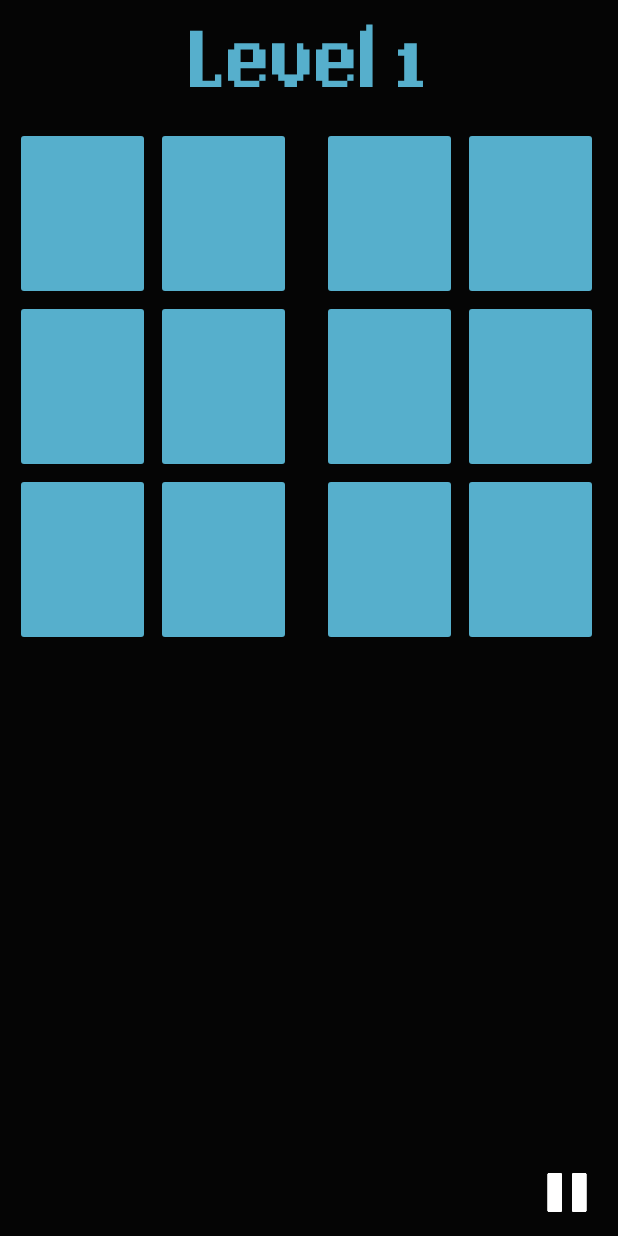
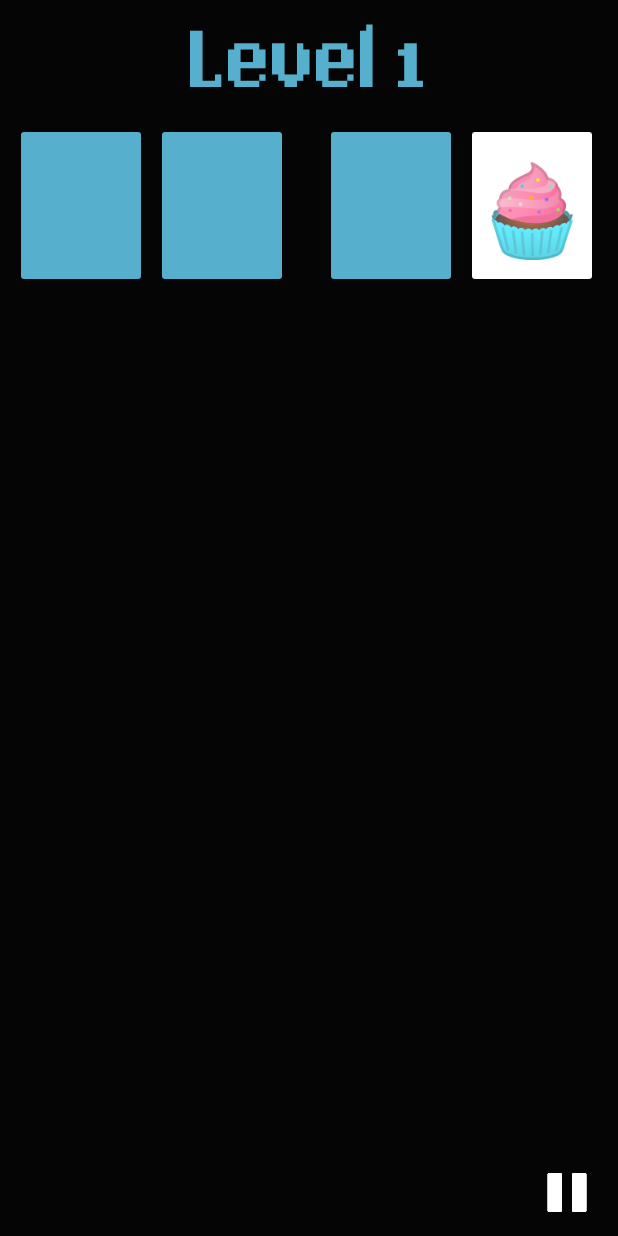
Before and after one commit to akimovve/Concentration_Game, an Android app: the GamePlayActivity screen opened directly, with no data from a screen before it, on a phone screen of 412 x 824 dp. Run offline under Robolectric (Android 15) with nearby library versions, the phone set to English and light mode, and no system bars; Roboto replaces fonts that are not available here.

Commit message:
Thursday 6th
New line of cards every next level

```diff
--- a/app/src/main/java/com/example/concentration/Card.java
+++ b/app/src/main/java/com/example/concentration/Card.java
@@ -13,6 +13,7 @@ class Card {
 
     private static int getUniqueIdentifier() {
         identifierFactory += 1;
+        System.out.println(identifierFactory);
         return identifierFactory;
     }
 }
--- a/app/src/main/java/com/example/concentration/Concentration.java
+++ b/app/src/main/java/com/example/concentration/Concentration.java
@@ -34,6 +34,11 @@ class Concentration {
                 indexOfOneAndOnlyFaceUpCard = -1;
             } else {
                 for (Card value : cards) value.isFaceUp = false;
+                /*for (int i = 0; i < index; i++) {
+                    cards.get(i).isFaceUp = false;
+                }
+
+                 */
                 cards.get(index).isFaceUp = true;
                 indexOfOneAndOnlyFaceUpCard = index;
             }
--- a/app/src/main/java/com/example/concentration/GamePlayActivity.java
+++ b/app/src/main/java/com/example/concentration/GamePlayActivity.java
@@ -25,18 +25,19 @@ import java.util.Map;
 
 public class GamePlayActivity extends AppCompatActivity {
 
-    final int numberOfCards = 12;
+    int numberOfButtons = 0;
+    final int maxLevel = 5;
     int flipCount = 0;
-    int maxLevel = 5;
-
-    Constants constants = new Constants();
+    final int convertIdToIndex = 2131296294;
     int connect = 0;
     boolean flag = true;
 
+    Constants constants = new Constants();
+    OnClickListener onButtonsClick;
+    Concentration game;
 
-    Concentration game = new Concentration((numberOfCards + 1) / 2);
     private TextView flipsCountView, levelTextView;
-    private Button button01, button02, button03, button04, button05, button06, button07, button08, button09, button10, button11, button12, button13, button14, button15, button16;
+    ArrayList<Button> buttons = new ArrayList<>();
 
     @SuppressLint("SetTextI18n")
     @Override
@@ -50,33 +51,37 @@ public class GamePlayActivity extends AppCompatActivity {
             flag = bundle.getBoolean("levelUp");
         }
 
+        final int levelNumber = Constants.getLevelNumber(flag);
+        numberOfButtons = Constants.getNumberOFButtons(flag);
+
+        game = new Concentration((numberOfButtons + 1) / 2);
 
         flipsCountView = findViewById(R.id.flipsCountView);
         levelTextView  = findViewById(R.id.levelTextView);
         Button settingsButton = findViewById(R.id.settingsButton);
-        button01 = findViewById(R.id.button_01);
-        button02 = findViewById(R.id.button_02);
-        button03 = findViewById(R.id.button_03);
-        button04 = findViewById(R.id.button_04);
-        button05 = findViewById(R.id.button_05);
-        button06 = findViewById(R.id.button_06);
-        button07 = findViewById(R.id.button_07);
-        button08 = findViewById(R.id.button_08);
-        button09 = findViewById(R.id.button_09);
-        button10 = findViewById(R.id.button_10);
-        button11 = findViewById(R.id.button_11);
-        button12 = findViewById(R.id.button_12);
-        /*button13 = findViewById(R.id.button13);
-        button14 = findViewById(R.id.button14);
-        button15 = findViewById(R.id.button15);
-        button16 = findViewById(R.id.button16);
 
-         */
-        final int levelNumber = Constants.getLevelNumber(flag);
+        buttons.add((Button)findViewById(R.id.button_00));
+        buttons.add((Button)findViewById(R.id.button_01));
+        buttons.add((Button)findViewById(R.id.button_02));
+        buttons.add((Button)findViewById(R.id.button_03));
+        buttons.add((Button)findViewById(R.id.button_04));
+        buttons.add((Button)findViewById(R.id.button_05));
+        buttons.add((Button)findViewById(R.id.button_06));
+        buttons.add((Button)findViewById(R.id.button_07));
+        buttons.add((Button)findViewById(R.id.button_08));
+        buttons.add((Button)findViewById(R.id.button_09));
+        buttons.add((Button)findViewById(R.id.button_10));
+        buttons.add((Button)findViewById(R.id.button_11));
+        buttons.add((Button)findViewById(R.id.button_12));
+        buttons.add((Button)findViewById(R.id.button_13));
+        buttons.add((Button)findViewById(R.id.button_14));
+        buttons.add((Button)findViewById(R.id.button_15));
+        buttons.add((Button)findViewById(R.id.button_16));
+        buttons.add((Button)findViewById(R.id.button_17));
+        buttons.add((Button)findViewById(R.id.button_18));
+        buttons.add((Button)findViewById(R.id.button_19));
+
         levelTextView.setText("Level " + levelNumber);
-
-
-
 
         setClick(false,1); // time for becoming cards not clickable
         appearanceOfCards(); // cards start to appear one by one
@@ -91,8 +96,7 @@ public class GamePlayActivity extends AppCompatActivity {
             }
         });
 
-
-        OnClickListener onButtonsClick = new OnClickListener() {
+        onButtonsClick = new OnClickListener() {
             @SuppressLint("SetTextI18n")
             @Override
             public void onClick(View v) {
@@ -114,32 +118,24 @@ public class GamePlayActivity extends AppCompatActivity {
             }
         };
 
-        button01.setOnClickListener(onButtonsClick);
-        button02.setOnClickListener(onButtonsClick);
-        button03.setOnClickListener(onButtonsClick);
-        button04.setOnClickListener(onButtonsClick);
-        button05.setOnClickListener(onButtonsClick);
-        button06.setOnClickListener(onButtonsClick);
-        button07.setOnClickListener(onButtonsClick);
-        button08.setOnClickListener(onButtonsClick);
-        button09.setOnClickListener(onButtonsClick);
-        button10.setOnClickListener(onButtonsClick);
-        button11.setOnClickListener(onButtonsClick);
-        button12.setOnClickListener(onButtonsClick);
-        /*button13.setOnClickListener(onButtonsClick);
-        button14.setOnClickListener(onButtonsClick);
-        button15.setOnClickListener(onButtonsClick);
-        button16.setOnClickListener(onButtonsClick);
-        */
+        for (int index = 0; index < numberOfButtons; index++)
+            createButtons(buttons.get(index),index);
+
+    }
+
+    public void createButtons(Button button, int num) {
+        if (button.getId() - convertIdToIndex == num) {
+            button.setOnClickListener(onButtonsClick);
+        }
     }
 
     public void appearanceOfCards() {
-        for (int i = 0; i < numberOfCards; i++) {
-            final Button but = pressedButton(i);
-            but.postDelayed(new Runnable() {
+        for (int index = 0; index < numberOfButtons; index++) {
+            final Button button = buttons.get(index);
+            button.postDelayed(new Runnable() {
                 @Override
                 public void run() {
-                    but.setVisibility(View.VISIBLE);
+                    button.setVisibility(View.VISIBLE);
                 }
             }, constants.delayForFirstAppearance);
             constants.delayForFirstAppearance += constants.delayBetweenAppearance;
@@ -149,21 +145,21 @@ public class GamePlayActivity extends AppCompatActivity {
     public void openCardsRandomly() {
         @SuppressLint("UseSparseArrays")
         Map<Integer, Boolean> checkTheRepeat = new HashMap<>();
-        for (int k = 0; k < numberOfCards; k++) {
+        for (int k = 0; k < numberOfButtons; k++) {
             checkTheRepeat.put(k, false);
         }
 
         ArrayList<Integer> randArrOfFirstIndexes = new ArrayList<>();
-        for (int i = 0; i < numberOfCards; i++) {
+        for (int i = 0; i < numberOfButtons; i++) {
             randArrOfFirstIndexes.add(i);
         }
         Collections.shuffle(randArrOfFirstIndexes);
 
-        int[] secondRandArray = new int[(int) (Math.random() * (numberOfCards / 3) + (numberOfCards / 3))]; // random size [(numberOfCards / 4);(numberOfCards/2)]
+        int[] secondRandArray = new int[(int) (Math.random() * (numberOfButtons / 3) + (numberOfButtons / 3))]; // random size [(numberOfCards / 4);(numberOfCards/2)]
         for (int i = 0; i < secondRandArray.length; i++) {
             int randomIndexOfFirstArray;
             do {
-                randomIndexOfFirstArray = (int) (Math.random() * numberOfCards);
+                randomIndexOfFirstArray = (int) (Math.random() * numberOfButtons);
 
             } while (checkTheRepeat.get(randomIndexOfFirstArray));
             secondRandArray[i] = randArrOfFirstIndexes.get(randomIndexOfFirstArray);
@@ -205,32 +201,17 @@ public class GamePlayActivity extends AppCompatActivity {
         new Handler().postDelayed(new Runnable() {
             @Override
             public void run() {
-                button01.setClickable(fl);
-                button02.setClickable(fl);
-                button03.setClickable(fl);
-                button04.setClickable(fl);
-                button05.setClickable(fl);
-                button06.setClickable(fl);
-                button07.setClickable(fl);
-                button08.setClickable(fl);
-                button09.setClickable(fl);
-                button10.setClickable(fl);
-                button11.setClickable(fl);
-                button12.setClickable(fl);
-                /*button13.setClickable(fl);
-                button14.setClickable(fl);
-                button15.setClickable(fl);
-                button16.setClickable(fl);
-
-                 */
+                for (int index = 0; index < numberOfButtons; index++) {
+                    buttons.get(index).setClickable(fl);
+                }
             }
         },delay);
     }
 
     public void updateViewFromModel() {
-        for (int i = 0; i < numberOfCards; i++) {
-            Card card = game.cards.get(i);
-            functionForPressedButton(pressedButton(i), card);
+        for (int index = 0; index < numberOfButtons; index++) {
+            Card card = game.cards.get(index);
+            functionForPressedButton(buttons.get(index), card);
         }
     }
 
@@ -275,31 +256,9 @@ public class GamePlayActivity extends AppCompatActivity {
     }
 
     public Button pressedButton(int index) {
-        Button chosenButton = button01;
-        switch (index) {
-            case 0: { chosenButton = button01; break; }
-            case 1: { chosenButton = button02; break; }
-            case 2: { chosenButton = button03; break; }
-            case 3: { chosenButton = button04; break; }
-            case 4: { chosenButton = button05; break; }
-            case 5: { chosenButton = button06; break; }
-            case 6: { chosenButton = button07; break; }
-            case 7: { chosenButton = button08; break; }
-            case 8: { chosenButton = button09; break; }
-            case 9: { chosenButton = button10; break; }
-            case 10: { chosenButton = button11; break; }
-            case 11: { chosenButton = button12; break; }
-            /*case 12: { chosenButton = button13; break; }
-            case 13: { chosenButton = button14; break; }
-            case 14: { chosenButton = button15; break; }
-            case 15: { chosenButton = button16; break; }
-
-             */
-
-        }
-        return chosenButton;
+        return buttons.get(index);
     }
 
     @SuppressLint("ResourceType")
-    public int getIndex(int index) { return index-2131296294; }
+    public int getIndex(int index) { return index-convertIdToIndex; }
 }
--- a/app/src/main/java/com/example/concentration/Info/Constants.java
+++ b/app/src/main/java/com/example/concentration/Info/Constants.java
@@ -2,10 +2,17 @@ package com.example.concentration.Info;
 
 public class Constants {
     public static int levelNumber = 0;
+    public static int numberOfBut = 0;
     public int delayForFirstAppearance = 280;
     public int delayBetweenAppearance = 70;
     public int timeCardIsOpen = 500;
     public int timeCardIsClose = 600;
+
+    public static int getNumberOFButtons(boolean flag) {
+        if (flag) numberOfBut+=4;
+        else numberOfBut = 4;
+        return numberOfBut;
+    }
 
     public static int getLevelNumber(boolean flag) {
         if (flag) levelNumber++;
--- a/app/src/main/res/layout/gameplay_layout.xml
+++ b/app/src/main/res/layout/gameplay_layout.xml
@@ -8,34 +8,58 @@
     tools:context=".GamePlayActivity">
 
     <Button
-        android:id="@+id/button_14"
-        android:layout_width="90dp"
-        android:layout_height="115dp"
+        android:id="@+id/button_18"
+        android:layout_width="88dp"
+        android:layout_height="110dp"
+        android:layout_marginEnd="104dp"
+        android:backgroundTint="@color/buttonsColor"
+        android:visibility="invisible"
+        app:layout_constraintEnd_toEndOf="parent"
+        app:layout_constraintHorizontal_bias="0.986"
+        app:layout_constraintStart_toStartOf="parent"
+        app:layout_constraintTop_toBottomOf="@+id/button_14" />
+
+    <Button
+        android:id="@+id/button_16"
+        android:layout_width="88dp"
+        android:layout_height="110dp"
+        android:layout_marginStart="10dp"
+        android:backgroundTint="@color/buttonsColor"
+        android:visibility="invisible"
+        app:layout_constraintEnd_toEndOf="parent"
+        app:layout_constraintHorizontal_bias="0.0"
+        app:layout_constraintStart_toStartOf="parent"
+        app:layout_constraintTop_toBottomOf="@+id/button_12" />
+
+    <Button
+        android:id="@+id/button_17"
+        android:layout_width="88dp"
+        android:layout_height="110dp"
         android:layout_marginStart="104dp"
         android:backgroundTint="@color/buttonsColor"
         android:visibility="invisible"
         app:layout_constraintEnd_toEndOf="parent"
         app:layout_constraintHorizontal_bias="0.0"
         app:layout_constraintStart_toStartOf="parent"
-        app:layout_constraintTop_toBottomOf="@+id/button_10" />
+        app:layout_constraintTop_toBottomOf="@+id/button_13" />
 
     <Button
-        android:id="@+id/button_15"
-        android:layout_width="90dp"
-        android:layout_height="115dp"
-        android:layout_marginEnd="104dp"
+        android:id="@+id/button_19"
+        android:layout_width="88dp"
+        android:layout_height="110dp"
+        android:layout_marginEnd="10dp"
         android:backgroundTint="@color/buttonsColor"
         android:visibility="invisible"
         app:layout_constraintEnd_toEndOf="parent"
-        app:layout_constraintHorizontal_bias="0.986"
+        app:layout_constraintHorizontal_bias="0.993"
         app:layout_constraintStart_toStartOf="parent"
-        app:layout_constraintTop_toBottomOf="@+id/button_11" />
+        app:layout_constraintTop_toBottomOf="@+id/button_15" />
 
     <Button
         android:id="@+id/button_13"
-        android:layout_width="90dp"
-        android:layout_height="115dp"
-        android:layout_marginStart="10dp"
+        android:layout_width="88dp"
+        android:layout_height="110dp"
+        android:layout_marginStart="104dp"
         android:backgroundTint="@color/buttonsColor"
         android:visibility="invisible"
         app:layout_constraintEnd_toEndOf="parent"
@@ -44,22 +68,34 @@
         app:layout_constraintTop_toBottomOf="@+id/button_09" />
 
     <Button
-        android:id="@+id/button_10"
-        android:layout_width="90dp"
-        android:layout_height="115dp"
-        android:layout_marginStart="104dp"
+        android:id="@+id/button_14"
+        android:layout_width="88dp"
+        android:layout_height="110dp"
+        android:layout_marginEnd="104dp"
+        android:backgroundTint="@color/buttonsColor"
+        android:visibility="invisible"
+        app:layout_constraintEnd_toEndOf="parent"
+        app:layout_constraintHorizontal_bias="0.986"
+        app:layout_constraintStart_toStartOf="parent"
+        app:layout_constraintTop_toBottomOf="@+id/button_10" />
+
+    <Button
+        android:id="@+id/button_12"
+        android:layout_width="88dp"
+        android:layout_height="110dp"
+        android:layout_marginStart="10dp"
         android:backgroundTint="@color/buttonsColor"
         android:visibility="invisible"
         app:layout_constraintEnd_toEndOf="parent"
         app:layout_constraintHorizontal_bias="0.0"
         app:layout_constraintStart_toStartOf="parent"
-        app:layout_constraintTop_toBottomOf="@+id/button_06" />
+        app:layout_constraintTop_toBottomOf="@+id/button_08" />
 
     <Button
         android:id="@+id/button_09"
-        android:layout_width="90dp"
-        android:layout_height="115dp"
-        android:layout_marginStart="10dp"
+        android:layout_width="88dp"
+        android:layout_height="110dp"
+        android:layout_marginStart="104dp"
         android:backgroundTint="@color/buttonsColor"
         android:visibility="invisible"
         app:layout_constraintEnd_toEndOf="parent"
@@ -68,22 +104,82 @@
         app:layout_constraintTop_toBottomOf="@+id/button_05" />
 
     <Button
-        android:id="@+id/button_11"
-        android:layout_width="90dp"
-        android:layout_height="115dp"
+        android:id="@+id/button_08"
+        android:layout_width="88dp"
+        android:layout_height="110dp"
+        android:layout_marginStart="10dp"
+        android:backgroundTint="@color/buttonsColor"
+        android:visibility="invisible"
+        app:layout_constraintEnd_toEndOf="parent"
+        app:layout_constraintHorizontal_bias="0.0"
+        app:layout_constraintStart_toStartOf="parent"
+        app:layout_constraintTop_toBottomOf="@+id/button_04" />
+
+    <Button
+        android:id="@+id/button_10"
+        android:layout_width="88dp"
+        android:layout_height="110dp"
         android:layout_marginEnd="104dp"
         android:backgroundTint="@color/buttonsColor"
         android:visibility="invisible"
         app:layout_constraintEnd_toEndOf="parent"
         app:layout_constraintHorizontal_bias="0.986"
         app:layout_constraintStart_toStartOf="parent"
+        app:layout_constraintTop_toBottomOf="@+id/button_06" />
+
+    <Button
+        android:id="@+id/button_04"
+        android:layout_width="88dp"
+        android:layout_height="110dp"
+        android:layout_marginStart="10dp"
+        android:backgroundTint="@color/buttonsColor"
+        android:visibility="invisible"
+        app:layout_constraintEnd_toEndOf="parent"
+        app:layout_constraintHorizontal_bias="0.0"
+        app:layout_constraintStart_toStartOf="parent"
+        app:layout_constraintTop_toBottomOf="@+id/button_00" />
+
+    <Button
+        android:id="@+id/button_06"
+        android:layout_width="88dp"
+        android:layout_height="110dp"
+        android:layout_marginEnd="104dp"
+        android:backgroundTint="@color/buttonsColor"
+        android:visibility="invisible"
+        app:layout_constraintEnd_toEndOf="parent"
+        app:layout_constraintHorizontal_bias="0.986"
+        app:layout_constraintStart_toStartOf="parent"
+        app:layout_constraintTop_toBottomOf="@+id/button_02" />
+
+    <Button
+        android:id="@+id/button_07"
+        android:layout_width="88dp"
+        android:layout_height="110dp"
+        android:layout_marginEnd="10dp"
+        android:backgroundTint="@color/buttonsColor"
+        android:visibility="invisible"
+        app:layout_constraintEnd_toEndOf="parent"
+        app:layout_constraintHorizontal_bias="0.99"
+        app:layout_constraintStart_toStartOf="parent"
+        app:layout_constraintTop_toBottomOf="@+id/button_03" />
+
+    <Button
+        android:id="@+id/button_11"
+        android:layout_width="88dp"
+        android:layout_height="110dp"
+        android:layout_marginEnd="10dp"
+        android:backgroundTint="@color/buttonsColor"
+        android:visibility="invisible"
+        app:layout_constraintEnd_toEndOf="parent"
+        app:layout_constraintHorizontal_bias="0.99"
+        app:layout_constraintStart_toStartOf="parent"
         app:layout_constraintTop_toBottomOf="@+id/button_07" />
 
     <Button
         android:id="@+id/button_05"
-        android:layout_width="90dp"
-        android:layout_height="115dp"
-        android:layout_marginStart="10dp"
+        android:layout_width="88dp"
+        android:layout_height="110dp"
+        android:layout_marginStart="104dp"
         android:backgroundTint="@color/buttonsColor"
         android:visibility="invisible"
         app:layout_constraintEnd_toEndOf="parent"
@@ -92,58 +188,10 @@
         app:layout_constraintTop_toBottomOf="@+id/button_01" />
 
     <Button
-        android:id="@+id/button_07"
-        android:layout_width="90dp"
-        android:layout_height="115dp"
-        android:layout_marginEnd="104dp"
-        android:backgroundTint="@color/buttonsColor"
-        android:visibility="invisible"
-        app:layout_constraintEnd_toEndOf="parent"
-        app:layout_constraintHorizontal_bias="0.986"
-        app:layout_constraintStart_toStartOf="parent"
-        app:layout_constraintTop_toBottomOf="@+id/button_03" />
-
-    <Button
-        android:id="@+id/button_08"
-        android:layout_width="90dp"
-        android:layout_height="115dp"
-        android:layout_marginEnd="10dp"
-        android:backgroundTint="@color/buttonsColor"
-        android:visibility="invisible"
-        app:layout_constraintEnd_toEndOf="parent"
-        app:layout_constraintHorizontal_bias="0.99"
-        app:layout_constraintStart_toStartOf="parent"
-        app:layout_constraintTop_toBottomOf="@+id/button_04" />
-
-    <Button
-        android:id="@+id/button_12"
-        android:layout_width="90dp"
-        android:layout_height="115dp"
-        android:layout_marginEnd="10dp"
-        android:backgroundTint="@color/buttonsColor"
-        android:visibility="invisible"
-        app:layout_constraintEnd_toEndOf="parent"
-        app:layout_constraintHorizontal_bias="0.99"
-        app:layout_constraintStart_toStartOf="parent"
-        app:layout_constraintTop_toBottomOf="@+id/button_08" />
-
-    <Button
-        android:id="@+id/button_06"
-        android:layout_width="90dp"
-        android:layout_height="115dp"
-        android:layout_marginStart="104dp"
-        android:backgroundTint="@color/buttonsColor"
-        android:visibility="invisible"
-        app:layout_constraintEnd_toEndOf="parent"
-        app:layout_constraintHorizontal_bias="0.0"
-        app:layout_constraintStart_toStartOf="parent"
-        app:layout_constraintTop_toBottomOf="@+id/button_02" />
-
-    <Button
-        android:id="@+id/button_03"
-        android:layout_width="90dp"
-        android:layout_height="115dp"
-        android:layout_marginTop="18dp"
+        android:id="@+id/button_02"
+        android:layout_width="88dp"
+        android:layout_height="110dp"
+        android:layout_marginTop="15dp"
         android:layout_marginEnd="104dp"
         android:backgroundTint="@color/buttonsColor"
         android:visibility="invisible"
@@ -153,10 +201,10 @@
         app:layout_constraintTop_toBottomOf="@+id/levelTextView" />
 
     <Button
-        android:id="@+id/button_04"
-        android:layout_width="90dp"
-        android:layout_height="115dp"
-        android:layout_marginTop="18dp"
+        android:id="@+id/button_03"
+        android:layout_width="88dp"
+        android:layout_height="110dp"
+        android:layout_marginTop="15dp"
         android:layout_marginEnd="10dp"
         android:backgroundTint="@color/buttonsColor"
         android:visibility="invisible"
@@ -166,11 +214,11 @@
         app:layout_constraintTop_toBottomOf="@+id/levelTextView" />
 
     <Button
-        android:id="@+id/button_01"
-        android:layout_width="90dp"
-        android:layout_height="115dp"
+        android:id="@+id/button_00"
+        android:layout_width="88dp"
+        android:layout_height="110dp"
         android:layout_marginStart="10dp"
-        android:layout_marginTop="18dp"
+        android:layout_marginTop="15dp"
         android:backgroundTint="@color/buttonsColor"
         android:visibility="invisible"
         app:layout_constraintEnd_toEndOf="parent"
@@ -179,11 +227,11 @@
         app:layout_constraintTop_toBottomOf="@+id/levelTextView" />
 
     <Button
-        android:id="@+id/button_02"
-        android:layout_width="90dp"
-        android:layout_height="115dp"
+        android:id="@+id/button_01"
+        android:layout_width="88dp"
+        android:layout_height="110dp"
         android:layout_marginStart="104dp"
-        android:layout_marginTop="18dp"
+        android:layout_marginTop="15dp"
         android:backgroundTint="@color/buttonsColor"
         android:visibility="invisible"
         app:layout_constraintEnd_toEndOf="parent"
@@ -192,16 +240,16 @@
         app:layout_constraintTop_toBottomOf="@+id/levelTextView" />
 
     <Button
-        android:id="@+id/button_16"
-        android:layout_width="90dp"
-        android:layout_height="115dp"
+        android:id="@+id/button_15"
+        android:layout_width="88dp"
+        android:layout_height="110dp"
         android:layout_marginEnd="10dp"
         android:backgroundTint="@color/buttonsColor"
         android:visibility="invisible"
         app:layout_constraintEnd_toEndOf="parent"
         app:layout_constraintHorizontal_bias="0.99"
         app:layout_constraintStart_toStartOf="parent"
-        app:layout_constraintTop_toBottomOf="@+id/button_12" />
+        app:layout_constraintTop_toBottomOf="@+id/button_11" />
 
     <TextView
         android:id="@+id/flipsCountView"
```
